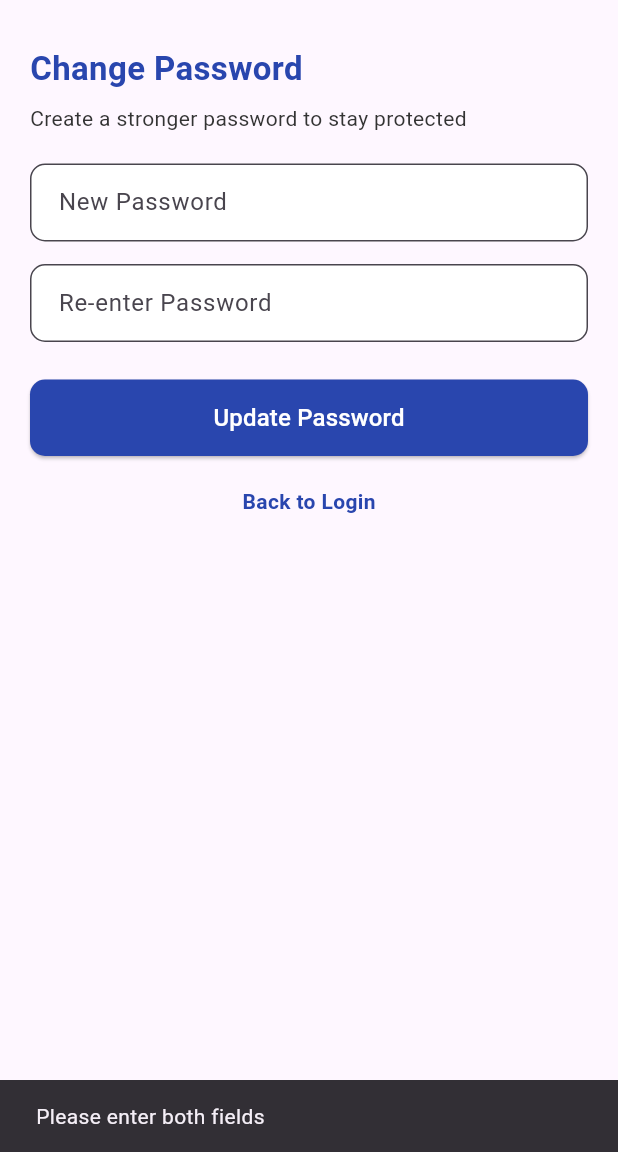
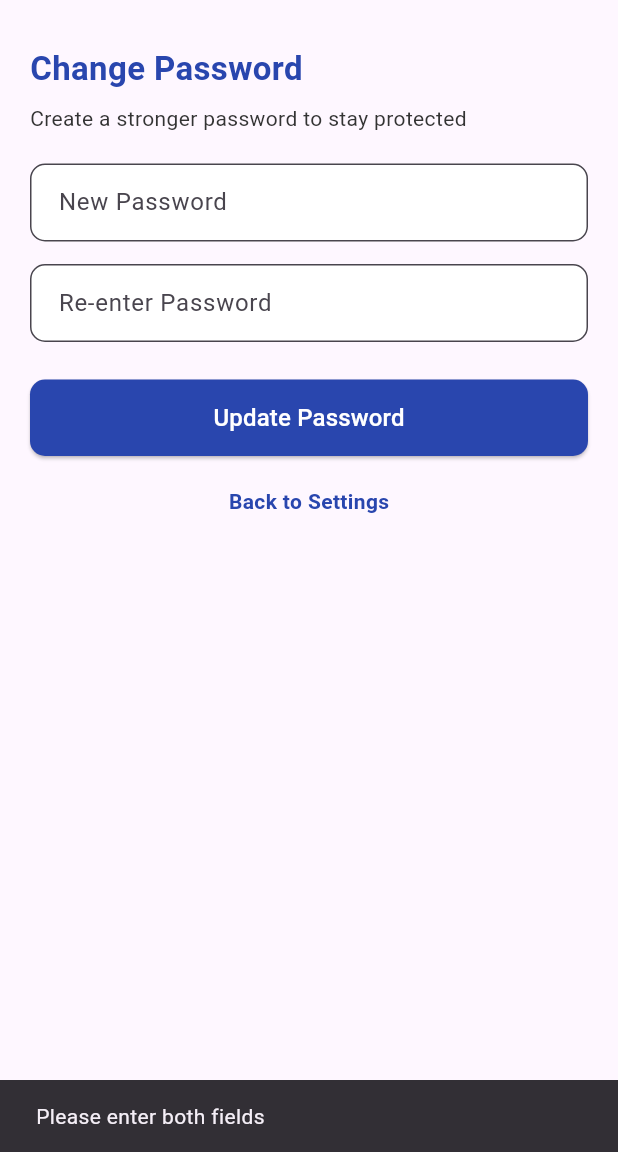
Before and after one commit to nidhish35/UniBridge, a Flutter app: the ChangePasswordScreen screen opened by its route, after a tap on "Update Password", on a phone screen of 412 x 824 dp, the part 84-1236 px from its top. Run offline on Flutter 3.47's test engine with Material 3 defaults, Android fonts, the phone set to English and light mode, and no system bars; our stand-ins replace cloud_firestore, email_validator, firebase_auth, firebase_core, firebase_storage, google_sign_in and 1 more; accounts and stored records are empty.

Commit message:
Password change update

```diff
--- a/lib/changepass.dart
+++ b/lib/changepass.dart
@@ -1,6 +1,6 @@
 import 'package:flutter/material.dart';
+import 'package:firebase_auth/firebase_auth.dart';
 import 'constraints/app_colors.dart';
-
 
 class ChangePasswordScreen extends StatefulWidget {
   const ChangePasswordScreen({super.key});
@@ -12,9 +12,9 @@ class ChangePasswordScreen extends StatefulWidget {
 class _ChangePasswordScreenState extends State<ChangePasswordScreen> {
   final TextEditingController _newPasswordController = TextEditingController();
   final TextEditingController _confirmPasswordController = TextEditingController();
+  bool _isLoading = false;
 
-  void _updatePassword() {
-    // Add logic to handle password update
+  Future<void> _updatePassword() async {
     String newPassword = _newPasswordController.text;
     String confirmPassword = _confirmPasswordController.text;
 
@@ -26,9 +26,37 @@ class _ChangePasswordScreenState extends State<ChangePasswordScreen> {
       _showMessage("Passwords do not match");
       return;
     }
+    if (newPassword.length < 6) {
+      _showMessage("Password must be at least 6 characters long");
+      return;
+    }
 
-    // TODO: Add API call or logic for updating password
-    _showMessage("Password updated successfully");
+    setState(() {
+      _isLoading = true;
+    });
+
+    try {
+      User? user = FirebaseAuth.instance.currentUser;
+      if (user != null) {
+        await user.updatePassword(newPassword);
+        _showMessage("Password updated successfully");
+        Navigator.pop(context); // Return to the previous screen
+      } else {
+        _showMessage("User not logged in");
+      }
+    } on FirebaseAuthException catch (e) {
+      if (e.code == 'requires-recent-login') {
+        _showMessage("Please re-login before updating your password.");
+      } else {
+        _showMessage("Error: ${e.message}");
+      }
+    } catch (e) {
+      _showMessage("An unexpected error occurred.");
+    }
+
+    setState(() {
+      _isLoading = false;
+    });
   }
 
   void _showMessage(String message) {
@@ -71,13 +99,15 @@ class _ChangePasswordScreenState extends State<ChangePasswordScreen> {
             SizedBox(
               width: double.infinity,
               child: ElevatedButton(
-                onPressed: _updatePassword,
+                onPressed: _isLoading ? null : _updatePassword,
                 style: ElevatedButton.styleFrom(
                   backgroundColor: AppColors.primaryBlue,
                   padding: const EdgeInsets.symmetric(vertical: 14),
                   shape: RoundedRectangleBorder(borderRadius: BorderRadius.circular(10)),
                 ),
-                child: const Text("Update Password", style: TextStyle(fontSize: 16, color: Colors.white)),
+                child: _isLoading
+                    ? const CircularProgressIndicator(color: Colors.white)
+                    : const Text("Update Password", style: TextStyle(fontSize: 16, color: Colors.white)),
               ),
             ),
             const SizedBox(height: 20),
@@ -87,7 +117,7 @@ class _ChangePasswordScreenState extends State<ChangePasswordScreen> {
                   Navigator.pop(context); // Go back to login or previous screen
                 },
                 child: const Text(
-                  "Back to Login",
+                  "Back to Settings",
                   style: TextStyle(fontSize: 14, color: AppColors.primaryBlue, fontWeight: FontWeight.bold),
                 ),
               ),
--- a/pubspec.yaml
+++ b/pubspec.yaml
@@ -36,7 +36,7 @@ dependencies:
   google_sign_in: ^6.1.7
   email_validator: ^3.0.0
   cloud_firestore: ^5.6.5
-  image_picker: ^0.8.7+1
+  image_picker: ^1.0.4
   firebase_storage: ^12.4.4
   intl: ^0.18.1
 
```
Also changed, not shown: pubspec.lock.
